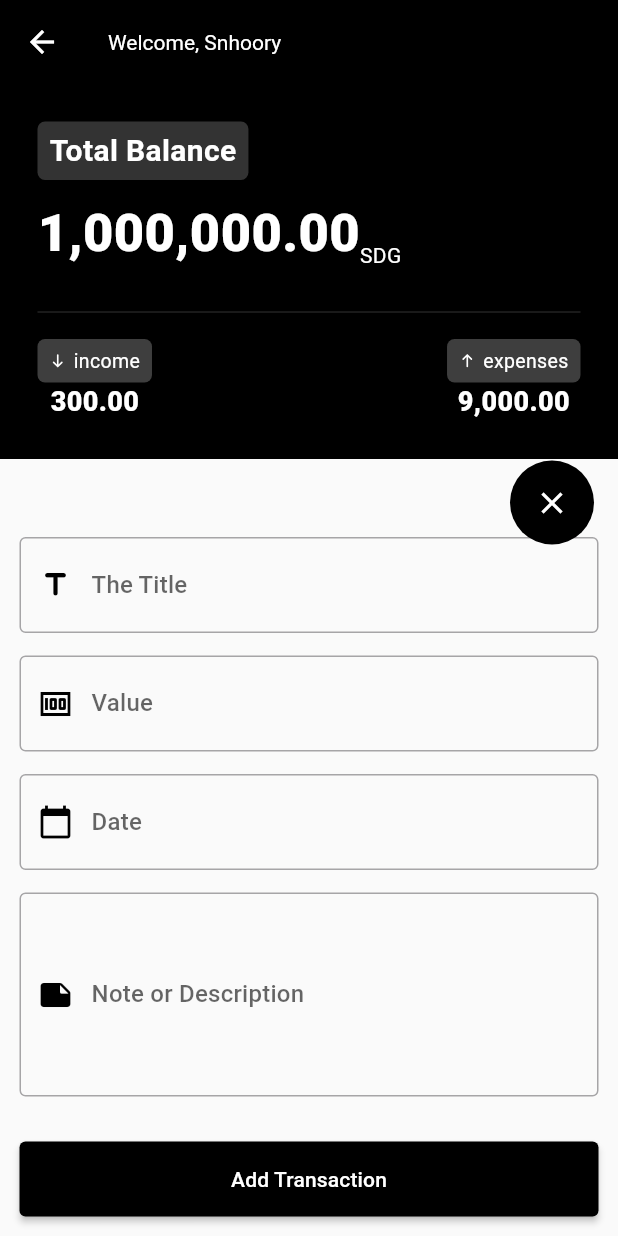
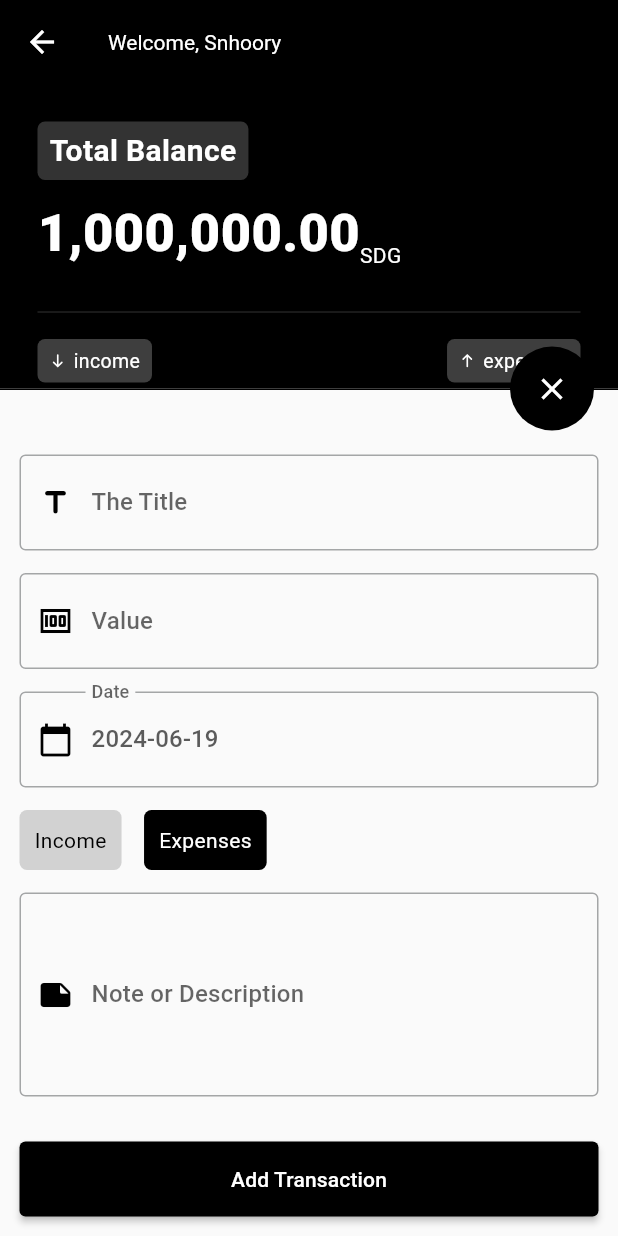
Before and after one commit to ahmedammarsd/expenses_simple_app, a Flutter app: the screen it shows after launch, after a tap on the "add" icon, on a phone screen of 412 x 824 dp. Run offline on Flutter 3.47's test engine with Material 3 defaults, Android fonts, the phone set to English and light mode, and no system bars; our stand-ins replace flutter_svg.

Commit message:
finish add transaction

```diff
--- a/lib/main.dart
+++ b/lib/main.dart
@@ -20,7 +20,7 @@
               bodyColor: kWhite,
             ), //to Change the primary color of text
         colorScheme: ColorScheme.fromSeed(
-          seedColor: Colors.deepPurple,
+          seedColor: Colors.blue.shade500,
         ),
         useMaterial3: false,
       ),
--- a/lib/utils/format_currency.dart
+++ b/lib/utils/format_currency.dart
@@ -8,5 +8,5 @@ String formatCaurrncy(int value) {
 // String formattedDate = DateFormat('yyyy-MM-dd – kk:mm').format(now);
 
 String formatDate(DateTime date) {
-  return DateFormat('yyyy-MM-dd – kk:mm').format(date);
+  return DateFormat('yyyy-MM-dd').format(date);
 }
--- a/lib/widgets/add_transaction.dart
+++ b/lib/widgets/add_transaction.dart
@@ -1,4 +1,5 @@
 import 'package:expenses_test_app/colors/colors.dart';
+import 'package:expenses_test_app/utils/format_currency.dart';
 import 'package:flutter/material.dart';
 
 class AddTransaction extends StatefulWidget {
@@ -19,12 +20,25 @@ class _AddTransactionState extends State<AddTransaction> {
   TextEditingController valueController = TextEditingController();
   TextEditingController dateController = TextEditingController();
   TextEditingController descriptionController = TextEditingController();
+  bool isExpenses = true;
+
+  List typeTrans = ["income", "expense"];
+  int selectedType = 1;
   // ==================================
+
+  toggleTypeTransaction(int value) {
+    setState(() {
+      //  isExpenses = value;
+      selectedType = value;
+      //print(typeTrans[value]);
+    });
+  }
 
   @override
   void initState() {
     // TODO: implement initState
     super.initState();
+    dateController.text = formatDate(DateTime.now());
     _selectDate();
   }
 
@@ -32,6 +46,7 @@ class _AddTransactionState extends State<AddTransaction> {
   Widget build(BuildContext context) {
     return Container(
       padding: const EdgeInsets.all(10),
+      decoration: BoxDecoration(border: Border(top: BorderSide(color: kBlack))),
       child: SingleChildScrollView(
         child: Form(
           key: _formKey,
@@ -47,7 +62,7 @@ class _AddTransactionState extends State<AddTransaction> {
                     //   style: TextStyle(fontSize: 16, color: kBlack),
                     // ),
                     const SizedBox(
-                      height: 10,
+                      height: 30,
                     ),
                     TextFormField(
                       style: TextStyle(color: kBlackThree.withOpacity(0.8)),
@@ -109,6 +124,7 @@ class _AddTransactionState extends State<AddTransaction> {
                       },
                       decoration: InputDecoration(
                           labelText: "Date",
+                          hintText: DateTime.now().toString(),
                           border: const OutlineInputBorder(),
                           focusedBorder: OutlineInputBorder(
                               borderSide: BorderSide(color: kBlack)),
@@ -119,6 +135,19 @@ class _AddTransactionState extends State<AddTransaction> {
                       onTap: () {
                         _selectDate();
                       },
+                      readOnly: true,
+                    ),
+                    const SizedBox(
+                      height: 15,
+                    ),
+                    Row(
+                      children: [
+                        tabText("Income", 0),
+                        const SizedBox(
+                          width: 15,
+                        ),
+                        tabText("Expenses", 1),
+                      ],
                     ),
                     const SizedBox(
                       height: 15,
@@ -181,8 +210,31 @@ class _AddTransactionState extends State<AddTransaction> {
     );
     if (picked != null) {
       setState(() {
+        // print("=============================================================");
+        // print(formatDate(picked));
         dateController.text = picked.toString().split(" ")[0];
       });
     }
   }
+
+  Widget tabText(String text, index) {
+    return InkWell(
+      onTap: () {
+        toggleTypeTransaction(index);
+      },
+      child: Container(
+        padding: const EdgeInsets.all(10),
+        decoration: BoxDecoration(
+          color: index == selectedType ? kBlack : kBlackThree.withOpacity(0.2),
+          borderRadius: BorderRadius.circular(5),
+        ),
+        child: Text(
+          text,
+          style: TextStyle(
+            color: index == selectedType ? kWhite : kBlack,
+          ),
+        ),
+      ),
+    );
+  }
 }
```
